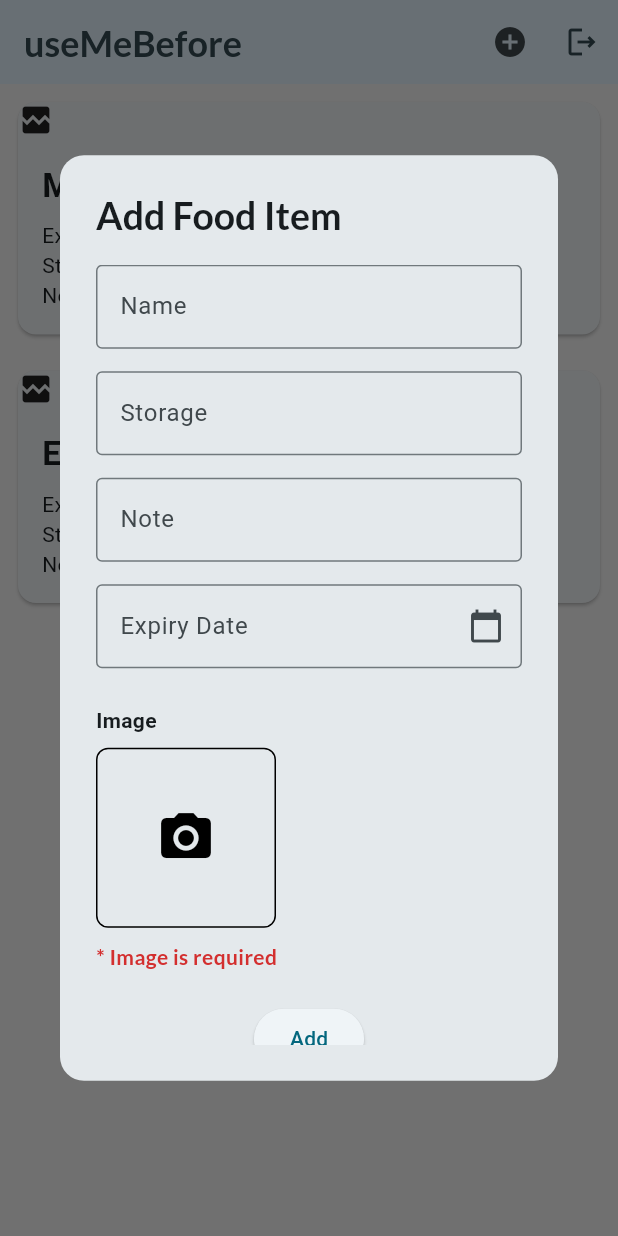
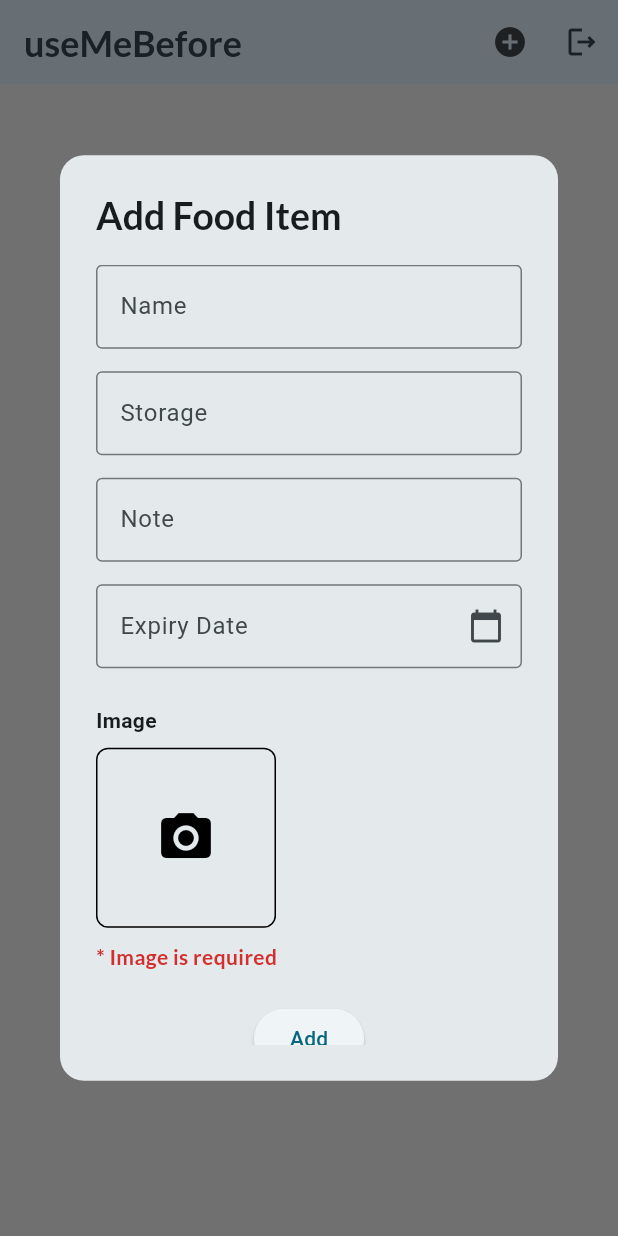
Before and after one commit to a-anuj/usemebefore, a Flutter app: the screen it shows once a user with an empty profile is signed in, after a tap on the "add circle" icon, on a phone screen of 412 x 824 dp. Run offline on Flutter 3.47's test engine with Material 3 defaults, Android fonts, the light colour scheme and no system bars; our stand-ins replace cloud_firestore, firebase_auth, firebase_core, firebase_storage, google_fonts, image_picker; accounts and stored records are empty.

Commit message:
get the items list dynamically from firebase

```diff
--- a/lib/widgets/Landing.dart
+++ b/lib/widgets/Landing.dart
@@ -4,6 +4,8 @@ import 'package:google_fonts/google_fonts.dart';
 import 'package:usemebefore/widgets/Item.dart';
 import 'package:usemebefore/widgets/ItemCard.dart';
 import 'package:usemebefore/widgets/AddItem.dart';
+import 'package:firebase_storage/firebase_storage.dart';
+import 'package:cloud_firestore/cloud_firestore.dart';
 
 class Landing extends StatefulWidget{
   const Landing ({super.key});
@@ -15,32 +17,51 @@ class Landing extends StatefulWidget{
 }
 
 class _LandingState extends State<Landing>{
-  List<Item> foodList = [
-    Item(
-      title: 'Milk',
-      expiryDate: '2025-08-10',
-      storage: 'Fridge',
-      note: 'Use within 2 days',
-      imageUrl: "Pass for now"
-    ),
-    Item(
-      title: 'Eggs',
-      expiryDate: '2025-08-12',
-      storage: 'Fridge',
-      note: 'Boil before use',
-      imageUrl: 'Pass for now'
-    ),
+  final uid = FirebaseAuth.instance.currentUser?.uid;
+  List<Item>? foodList;
+
+  @override
+  void initState() {
+    super.initState();
+    fetchUserItems();
+  }
+  void fetchUserItems() async {
+    final uid = FirebaseAuth.instance.currentUser?.uid;
+    if (uid == null) return;
+
+    final snapshot = await FirebaseFirestore.instance
+        .collection('items')
+        .where('userId', isEqualTo: uid)
+        .get();
+
+    final items = snapshot.docs.map((doc) {
+      final data = doc.data();
+      print(data);
+      return Item(
+        title: data['title'],
+        expiryDate: data['expiryDate'],
+        storage: data['storage'],
+        note: data['note'],
+        imageUrl: data['imageUrl'],
+      );
+    }).toList();
+
+    setState(() {
+      foodList = items;
+    });
+  }
 
 
-  ];
 
 
   @override
   Widget build(BuildContext context) {
+    final uid = FirebaseAuth.instance.currentUser?.uid;
+
     return Scaffold(
-      backgroundColor: Color(0xFFF5F5F5),
+      backgroundColor: const Color(0xFFF5F5F5),
       appBar: AppBar(
-        title:Text(
+        title: Text(
           "useMeBefore",
           style: GoogleFonts.lato(
             fontSize: 24,
@@ -48,14 +69,16 @@ class _LandingState extends State<Landing>{
             color: Theme.of(context).colorScheme.onSecondaryContainer,
           ),
         ),
-        backgroundColor: Color(0xFFE3F2FD),
+        backgroundColor: const Color(0xFFE3F2FD),
         actions: [
           IconButton(
-              onPressed: (){
+            onPressed: () {
               showDialog(
                 context: context,
                 builder: (context) => AlertDialog(
-                    shape: RoundedRectangleBorder(borderRadius: BorderRadius.circular(16)),
+                  shape: RoundedRectangleBorder(
+                    borderRadius: BorderRadius.circular(16),
+                  ),
                   title: Text(
                     "Add Food Item",
                     style: GoogleFonts.lato(
@@ -64,18 +87,17 @@ class _LandingState extends State<Landing>{
                     ),
                   ),
                   content: SizedBox(
-                      width: MediaQuery.of(context).size.width * 0.8, // 80% of screen width
-                      height: 520, // fixed height or adjust as needed
+                    width: MediaQuery.of(context).size.width * 0.8,
+                    height: 520,
                     child: AddItemForm(),
                   ),
                 ),
               );
-
             },
-              icon: Icon(Icons.add_circle)
+            icon: const Icon(Icons.add_circle),
           ),
           IconButton(
-              onPressed: (){
+            onPressed: () {
               FirebaseAuth.instance.signOut();
             },
             icon: Icon(
@@ -86,17 +108,42 @@ class _LandingState extends State<Landing>{
         ],
       ),
 
-      body: Center(
-        child: ListView.builder(
-          itemCount: foodList.length,
+      body: StreamBuilder(
+        stream: FirebaseFirestore.instance
+            .collection('items')
+            .where('userId', isEqualTo: uid)
+            .snapshots(),
+        builder: (context, snapshot) {
+          if (snapshot.connectionState == ConnectionState.waiting) {
+            return const Center(child: CircularProgressIndicator());
+          }
+
+          if (!snapshot.hasData || snapshot.data!.docs.isEmpty) {
+            return const Center(child: Text("No items added yet."));
+          }
+
+          final docs = snapshot.data!.docs;
+
+          final items = docs.map((doc) {
+            final data = doc.data();
+            return Item(
+              title: data['name'] ?? "",
+              expiryDate: data['expiry'] ?? "",
+              storage: data['storage'] ?? "",
+              note: data['note'] ?? "",
+              imageUrl: data['imageUrl'] ?? "",
+            );
+          }).toList();
+
+          return ListView.builder(
+            itemCount: items.length,
             itemBuilder: (context, index) {
-            return ItemCard(food: foodList[index]);
+              return ItemCard(food: items[index]);
             },
-        )
-
+          );
+        },
       ),
-
     );
+  }
 
 }
-}
```
Lines whose indentation alone changed are shown as unchanged.
